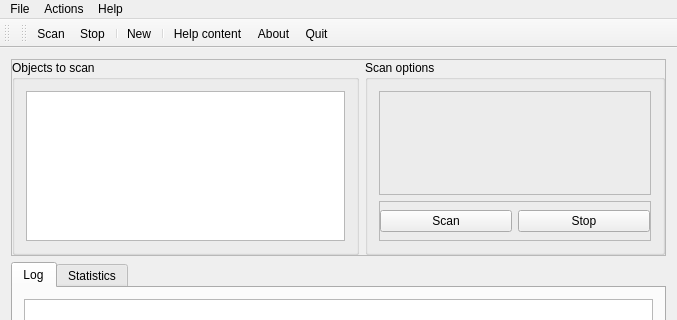
Old version of the form mainwindow.ui in the repository vvd7683/SimScanner; both pictures show x 0 to 677 and y 0 to 320 of the 677 by 498 pixel window.
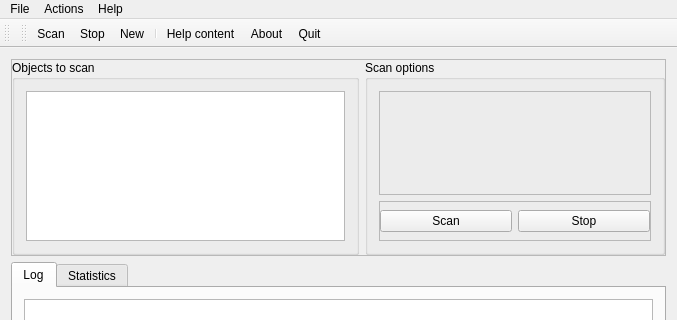
New version of the form. Icons and pictures are not drawn.

Patch:
```diff
--- a/mainwindow.ui
+++ b/mainwindow.ui
@@ -300,7 +300,6 @@
    </attribute>
    <addaction name="actionScan"/>
    <addaction name="actionStop"/>
-   <addaction name="separator"/>
    <addaction name="actionNew"/>
    <addaction name="separator"/>
    <addaction name="actionHelp_content"/>
```
